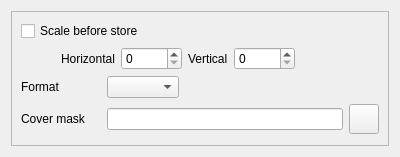
Qt form dialogs/profiledatacoverwidgetUI.ui (marco-mania/audex-old) before a commit.
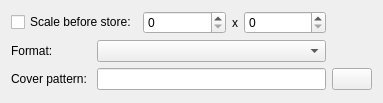
The same form after that commit. Custom widgets are drawn as their Qt base class.

Diff of the .ui file:
```diff
--- a/dialogs/profiledatacoverwidgetUI.ui
+++ b/dialogs/profiledatacoverwidgetUI.ui
@@ -1,185 +1,117 @@
 <ui version="4.0" >
  <class>ProfileDataCoverWidgetUI</class>
- <widget class="QWidget" name="ProfileDataCoverWidgetUI" >
-  <property name="geometry" >
+ <widget class="QWidget" name="ProfileDataCoverWidgetUI">
+  <property name="geometry">
    <rect>
     <x>0</x>
     <y>0</y>
-    <width>400</width>
-    <height>157</height>
+    <width>383</width>
+    <height>103</height>
    </rect>
   </property>
-  <property name="minimumSize" >
-   <size>
-    <width>400</width>
-    <height>157</height>
-   </size>
-  </property>
-  <property name="windowTitle" >
+  <property name="windowTitle">
    <string>Form</string>
   </property>
-  <layout class="QGridLayout" >
-   <item row="0" column="0" >
-    <widget class="QFrame" name="frame" >
-     <property name="frameShape" >
-      <enum>QFrame::StyledPanel</enum>
+  <layout class="QGridLayout" name="gridLayout">
+   <item row="0" column="0" colspan="2">
+    <widget class="QCheckBox" name="checkBox_scale">
+     <property name="sizePolicy">
+      <sizepolicy hsizetype="MinimumExpanding" vsizetype="Fixed">
+       <horstretch>0</horstretch>
+       <verstretch>0</verstretch>
+      </sizepolicy>
      </property>
-     <property name="frameShadow" >
-      <enum>QFrame::Raised</enum>
+     <property name="text">
+      <string>Scale before store:</string>
      </property>
-     <layout class="QGridLayout" >
-      <item row="0" column="0" >
-       <widget class="QCheckBox" name="checkBox_scale" >
-        <property name="text" >
-         <string>Scale before store</string>
-        </property>
-       </widget>
-      </item>
-      <item row="1" column="0" >
-       <layout class="QHBoxLayout" >
-        <item>
-         <spacer>
-          <property name="orientation" >
-           <enum>Qt::Horizontal</enum>
-          </property>
-          <property name="sizeType" >
-           <enum>QSizePolicy::Fixed</enum>
-          </property>
-          <property name="sizeHint" >
-           <size>
-            <width>40</width>
-            <height>20</height>
-           </size>
-          </property>
-         </spacer>
-        </item>
-        <item>
-         <widget class="QLabel" name="label_x" >
-          <property name="text" >
-           <string>Horizontal</string>
-          </property>
-         </widget>
-        </item>
-        <item>
-         <widget class="KIntSpinBox" name="kintspinbox_x" >
-          <property name="maximum" >
+    </widget>
+   </item>
+   <item row="0" column="2">
+    <widget class="KIntSpinBox" name="kintspinbox_x">
+     <property name="sizePolicy">
+      <sizepolicy hsizetype="MinimumExpanding" vsizetype="Fixed">
+       <horstretch>0</horstretch>
+       <verstretch>0</verstretch>
+      </sizepolicy>
+     </property>
+     <property name="maximum">
            <number>10000</number>
           </property>
          </widget>
         </item>
-        <item>
-         <widget class="QLabel" name="label_y" >
-          <property name="text" >
-           <string>Vertical</string>
-          </property>
-         </widget>
-        </item>
-        <item>
-         <widget class="KIntSpinBox" name="kintspinbox_y" >
-          <property name="maximum" >
+   <item row="0" column="3">
+    <widget class="QLabel" name="label_x">
+     <property name="sizePolicy">
+      <sizepolicy hsizetype="Minimum" vsizetype="Preferred">
+       <horstretch>0</horstretch>
+       <verstretch>0</verstretch>
+      </sizepolicy>
+     </property>
+     <property name="text">
+      <string>x</string>
+     </property>
+    </widget>
+   </item>
+   <item row="0" column="4">
+    <widget class="KIntSpinBox" name="kintspinbox_y">
+     <property name="sizePolicy">
+      <sizepolicy hsizetype="MinimumExpanding" vsizetype="Fixed">
+       <horstretch>0</horstretch>
+       <verstretch>0</verstretch>
+      </sizepolicy>
+     </property>
+     <property name="maximum">
            <number>10000</number>
           </property>
          </widget>
         </item>
-        <item>
-         <spacer>
-          <property name="orientation" >
-           <enum>Qt::Horizontal</enum>
-          </property>
-          <property name="sizeHint" >
+   <item row="1" column="0">
+    <widget class="QLabel" name="label_format">
+     <property name="minimumSize">
            <size>
-            <width>40</width>
-            <height>20</height>
-           </size>
-          </property>
-         </spacer>
-        </item>
-       </layout>
-      </item>
-      <item row="2" column="0" >
-       <layout class="QHBoxLayout" >
-        <item>
-         <widget class="QLabel" name="label_format" >
-          <property name="minimumSize" >
-           <size>
             <width>80</width>
             <height>0</height>
            </size>
           </property>
-          <property name="text" >
-           <string>Format</string>
+     <property name="text">
+      <string>Format:</string>
           </property>
          </widget>
         </item>
-        <item>
-         <widget class="KComboBox" name="kcombobox_format" />
-        </item>
-        <item>
-         <spacer>
-          <property name="orientation" >
-           <enum>Qt::Horizontal</enum>
-          </property>
-          <property name="sizeHint" >
+   <item row="1" column="1" colspan="4">
+    <widget class="KComboBox" name="kcombobox_format"/>
+   </item>
+   <item row="2" column="0">
+    <widget class="QLabel" name="label_pattern">
+     <property name="minimumSize">
            <size>
-            <width>40</width>
-            <height>20</height>
-           </size>
-          </property>
-         </spacer>
-        </item>
-       </layout>
-      </item>
-      <item row="3" column="0" >
-       <layout class="QHBoxLayout" >
-        <item>
-         <widget class="QLabel" name="label_mask" >
-          <property name="minimumSize" >
-           <size>
             <width>80</width>
             <height>0</height>
            </size>
           </property>
-          <property name="text" >
-           <string>Cover mask</string>
+     <property name="text">
+      <string>Cover pattern:</string>
           </property>
          </widget>
         </item>
-        <item>
-         <widget class="KLineEdit" name="klineedit_mask" />
-        </item>
-        <item>
-         <widget class="KPushButton" name="kpushbutton_mask" >
-          <property name="minimumSize" >
-           <size>
-            <width>30</width>
-            <height>30</height>
-           </size>
-          </property>
-          <property name="maximumSize" >
-           <size>
-            <width>30</width>
-            <height>30</height>
-           </size>
-          </property>
-         </widget>
-        </item>
-       </layout>
-      </item>
-      <item row="4" column="0" >
-       <spacer>
-        <property name="orientation" >
+   <item row="2" column="1" colspan="4">
+    <widget class="KLineEdit" name="klineedit_pattern"/>
+   </item>
+   <item row="2" column="5">
+    <widget class="KPushButton" name="kpushbutton_pattern"/>
+   </item>
+   <item row="3" column="2">
+    <spacer name="verticalSpacer">
+     <property name="orientation">
          <enum>Qt::Vertical</enum>
         </property>
-        <property name="sizeHint" >
+     <property name="sizeHint" stdset="0">
          <size>
           <width>20</width>
-          <height>40</height>
+       <height>5</height>
          </size>
         </property>
        </spacer>
-      </item>
-     </layout>
-    </widget>
    </item>
   </layout>
  </widget>
```
Left out of the diff: 3 changed lines with no effect on the pictures. Lines whose indentation alone changed are shown as unchanged.
